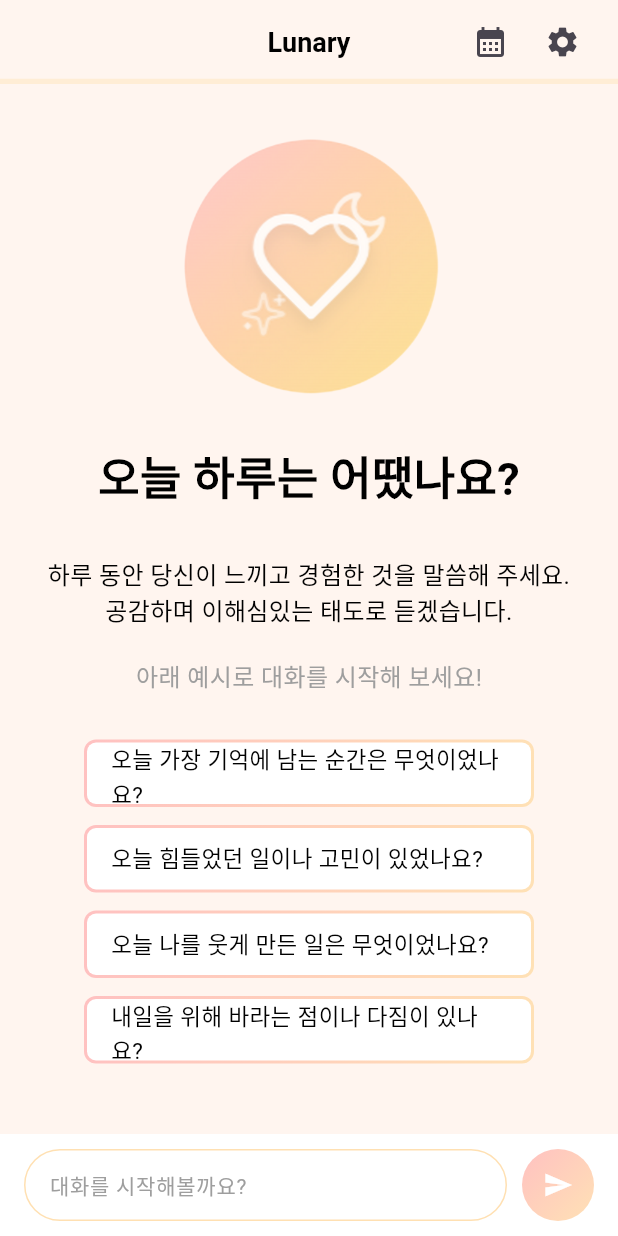
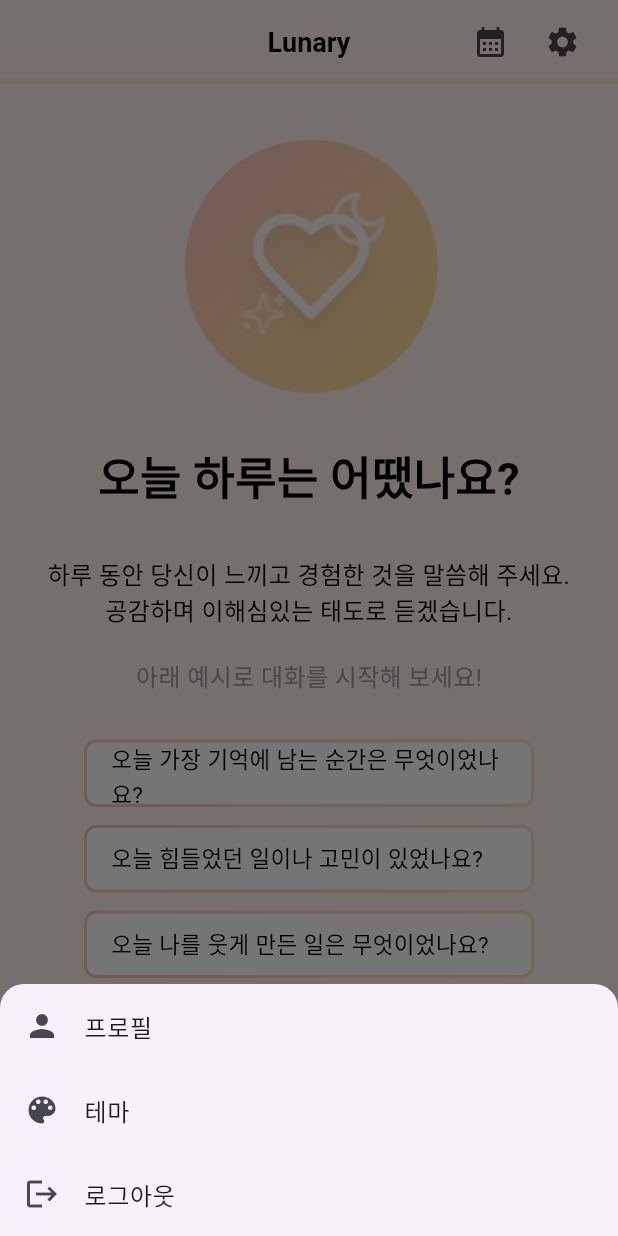
Before and after one commit to Lunary-AI-Diary/Lunary, a Flutter app: the screen it shows once a user with an empty profile is signed in, after a tap on the "settings" icon, on a phone screen of 412 x 824 dp. Run offline on Flutter 3.47's test engine with Material 3 defaults, Android fonts, the phone set to English and light mode, and no system bars; our stand-ins replace cloud_firestore, firebase_auth, firebase_core, flutter_dotenv; accounts and stored records are empty.

Commit message:
feat: 설정 버튼 레이아웃 구현 + 로그아웃 기능 구현. 다른 설정 기능은 추후 구현 예정

```diff
--- a/lib/widgets/common_app_bar.dart
+++ b/lib/widgets/common_app_bar.dart
@@ -1,6 +1,8 @@
 import 'package:flutter/material.dart';
 import 'package:lunary/widgets/calendar_diaglog.dart';
 import 'package:lunary/screens/diary/diary_screen.dart';
+import 'package:lunary/screens/account/login_screen.dart';
+import 'package:firebase_auth/firebase_auth.dart';
 
 class CommonAppBar extends StatelessWidget implements PreferredSizeWidget {
   final String titleText; // 앱바 타이틀 텍스트
@@ -42,7 +44,6 @@ class CommonAppBar extends StatelessWidget implements PreferredSizeWidget {
                   Navigator.push(
                     context,
                     MaterialPageRoute(
-                      // TODO: 일기 상세 페이지 구현할 것(diary_screen.dart)
                       builder: (context) => DiaryScreen(dateId: dateId),
                     ),
                   );
@@ -54,7 +55,63 @@ class CommonAppBar extends StatelessWidget implements PreferredSizeWidget {
         IconButton(
           icon: const Icon(Icons.settings),
           onPressed: () {
-            // TODO: 설정 아이콘 버튼 클릭 시 동작 정의
+            // 설정 버튼 클릭시 설정 기능 모달 창 표시
+            showModalBottomSheet(
+              context: context,
+              shape: const RoundedRectangleBorder(
+                borderRadius: BorderRadius.vertical(top: Radius.circular(16)),
+              ),
+              builder: (context) {
+                return SafeArea(
+                  child: Column(
+                    mainAxisSize: MainAxisSize.min,
+                    children: [
+                      // 프로필 설정
+                      ListTile(
+                        leading: const Icon(Icons.person),
+                        title: const Text('프로필'),
+                        onTap: () {
+                          // TODO: 프로필 화면으로 이동
+                        },
+                      ),
+
+                      // 테마 변경
+                      ListTile(
+                        leading: const Icon(Icons.color_lens),
+                        title: const Text('테마'),
+                        onTap: () {
+                          // TODO: 테마 변경 화면으로 이동
+                        },
+                      ),
+
+                      // 로그아웃
+                      ListTile(
+                        leading: const Icon(Icons.logout),
+                        title: const Text('로그아웃'),
+                        onTap: () async {
+                          // Firebase 로그아웃
+                          await FirebaseAuth.instance.signOut();
+
+                          // 네비게이션 스택에서 첫 화면 제외 나머지 화면 제거(pop)
+                          // 남은 첫 화면을 로그인 화면이로 이동
+                          if (context.mounted) {
+                            Navigator.of(
+                              context,
+                            ).popUntil((route) => route.isFirst); // pop
+                            Navigator.of(context).pushReplacement(
+                              MaterialPageRoute(
+                                builder: (_) =>
+                                    const LoginScreen(), // 로그인 스크린 이동(pushReplacement: 이전화면으로 되돌아 갈 수 없음)
+                              ),
+                            );
+                          }
+                        },
+                      ),
+                    ],
+                  ),
+                );
+              },
+            );
           },
         ),
       ],
```
